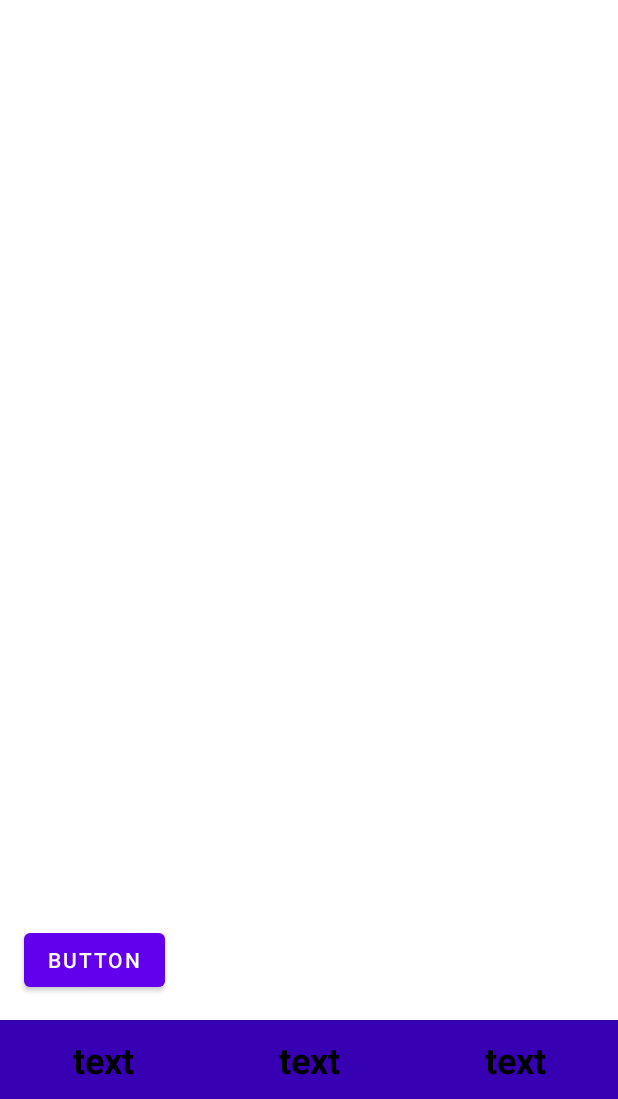
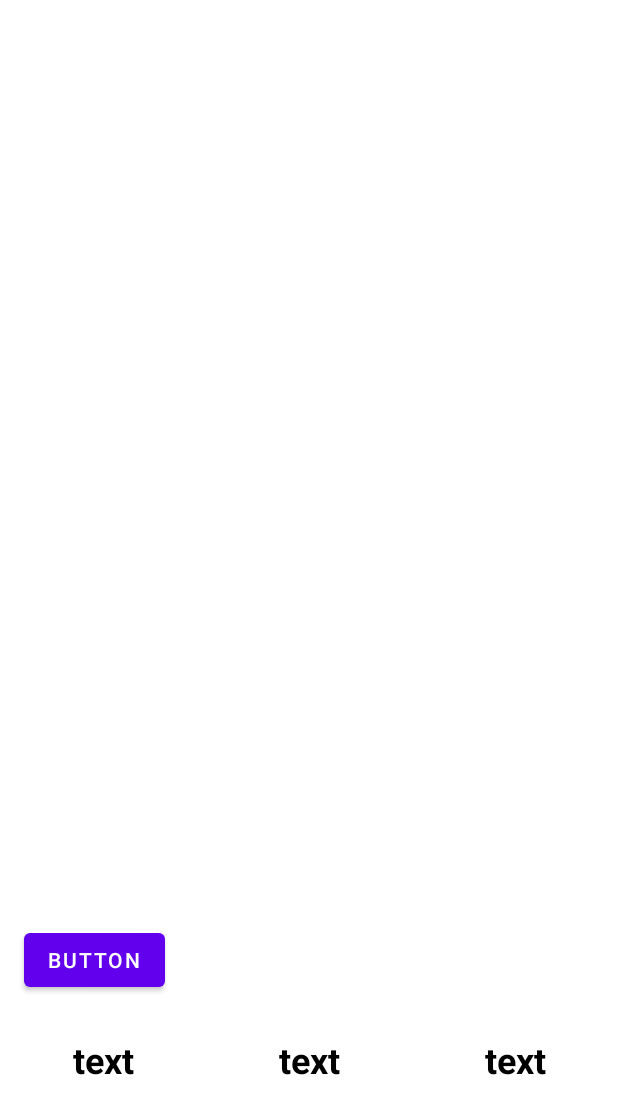
Before and after one commit to ddekiru/Android_GPS_tracking_app, an Android app: the screen it shows after launch (MapsActivity), on a phone screen of 412 x 824 dp, the part 137-1236 px from its top. Run offline under Robolectric (Android 15) with nearby library versions, the phone set to English and light mode, and no system bars.

Commit message:
Revert "culori"
This reverts commit 7df77bde828712d0e3276c4da834f0b8b614ad11.

```diff
--- a/app/src/main/res/layout/activity_maps2.xml
+++ b/app/src/main/res/layout/activity_maps2.xml
@@ -31,7 +31,6 @@
         android:id="@+id/cronometru"
         android:layout_width="0dp"
         android:layout_height="wrap_content"
-        android:background="@color/design_default_color_primary_dark"
         android:padding="10dp"
         android:text="@string/cronometru_text"
         android:textAlignment="center"
@@ -46,15 +45,12 @@
     <TextView
         android:id="@+id/distanta"
         android:layout_width="0dp"
-        android:layout_height="0dp"
-        android:background="@color/design_default_color_primary_dark"
+        android:layout_height="wrap_content"
         android:text="@string/distanta_text"
         android:textAlignment="center"
-        android:textAllCaps="false"
         android:textColor="@color/black"
         android:textSize="24sp"
         android:textStyle="bold"
-        android:gravity="center"
         app:layout_constraintBottom_toBottomOf="parent"
         app:layout_constraintEnd_toStartOf="@+id/altitudine"
         app:layout_constraintStart_toEndOf="@+id/cronometru"
@@ -63,14 +59,12 @@
     <TextView
         android:id="@+id/altitudine"
         android:layout_width="0dp"
-        android:layout_height="0dp"
-        android:background="@color/design_default_color_primary_dark"
+        android:layout_height="wrap_content"
         android:text="@string/altitudine_text"
         android:textAlignment="center"
         android:textColor="@color/black"
         android:textSize="24sp"
         android:textStyle="bold"
-        android:gravity="center"
         app:layout_constraintBottom_toBottomOf="parent"
         app:layout_constraintEnd_toEndOf="parent"
         app:layout_constraintStart_toEndOf="@+id/distanta"
--- a/app/src/main/res/values/colors.xml
+++ b/app/src/main/res/values/colors.xml
@@ -7,5 +7,4 @@
     <color name="teal_700">#FF018786</color>
     <color name="black">#FF000000</color>
     <color name="white">#FFFFFFFF</color>
-    <color name="orange">#FF8C00</color>
 </resources>
```
